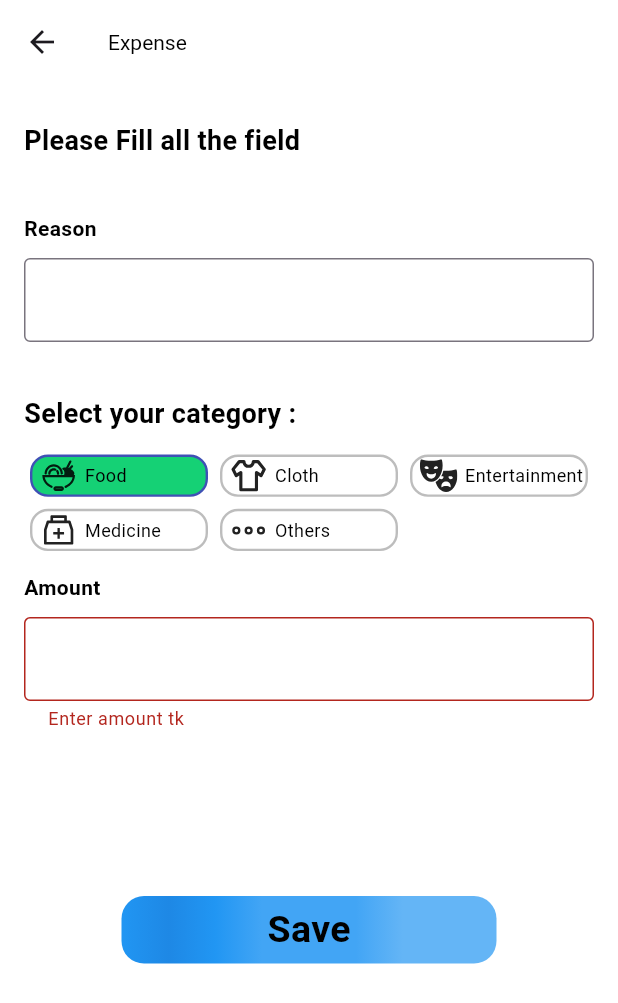
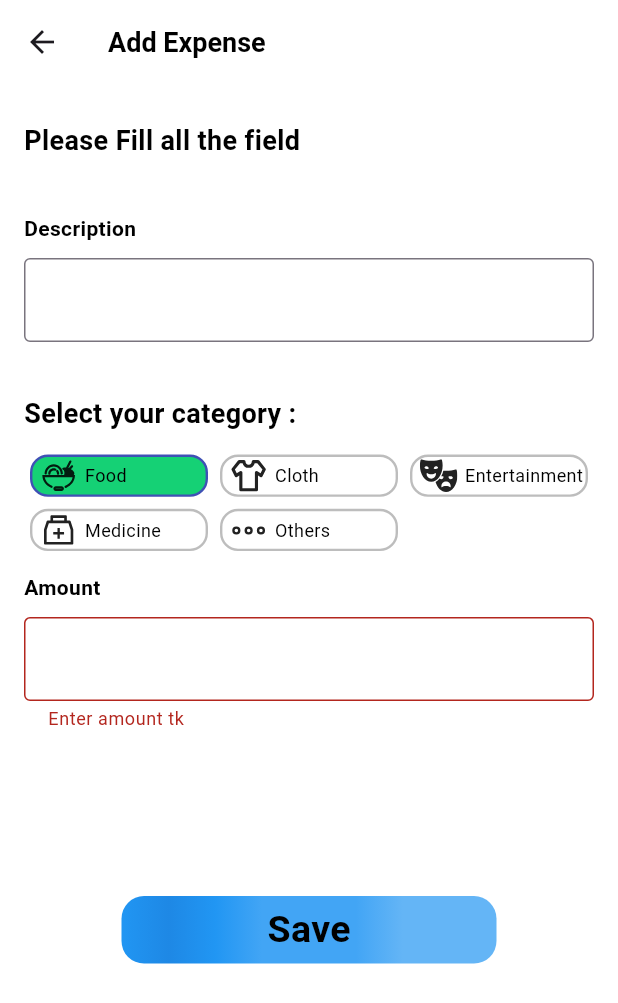
Before and after one commit to junayedahamed/expense_tracker, a Flutter app: the PageViewAddExpence screen opened directly, after a tap on "Save", on a phone screen of 412 x 824 dp. Shown: the top 1003 px of the screen. Run offline on Flutter 3.47's test engine with Material 3 defaults, Android fonts, the phone set to English and light mode, and no system bars; our stand-ins replace device_info_plus, drift, fl_chart, flutter_bloc, flutter_svg, lottie and 3 more; missing offline and left inert: file_saver; accounts and stored records are empty; generated files the repository leaves out were written again; statements that could not run were skipped.

Commit message:
page view state manged by  flutter_bloc & refactored some text

```diff
--- a/lib/main.dart
+++ b/lib/main.dart
@@ -1,5 +1,6 @@
 import 'package:expence_tracker/src/database/database.dart';
 import 'package:expence_tracker/src/database/transaction_dao.dart';
+import 'package:expence_tracker/src/repositories/add_exp_money_title_controller/page_view_title_controller.dart';
 import 'package:expence_tracker/src/repositories/add_money_repo/add_money.dart';
 import 'package:expence_tracker/src/repositories/category_selection_repo/category_selection.dart';
 import 'package:expence_tracker/src/repositories/dialogue_control_repo/dialogue_tab_controller.dart';
@@ -66,6 +67,9 @@ void main() async {
           // BlocProvider<AddMoneyBloc>(create: (_) => AddMoneyBloc()),
           BlocProvider<SearchBarState>(create: (_) => SearchBarState()),
           BlocProvider<CategorySelection>(create: (_) => CategorySelection()),
+          BlocProvider<PageViewTitleController>(
+            create: (_) => PageViewTitleController(),
+          ),
           BlocProvider<MyTabIndexController>(
             create: (_) => MyTabIndexController(),
           ),
--- /dev/null
+++ b/lib/src/repositories/add_exp_money_title_controller/page_view_title_controller.dart
@@ -0,0 +1,9 @@
+import 'package:flutter_bloc/flutter_bloc.dart';
+
+class PageViewTitleController extends Cubit<int> {
+  PageViewTitleController() : super(0);
+
+  void change(int index) {
+    emit(index);
+  }
+}
--- a/lib/src/view/add_dialogue/add_new/add_page.dart
+++ b/lib/src/view/add_dialogue/add_new/add_page.dart
@@ -26,7 +26,10 @@ class AddPage extends StatelessWidget {
                   style: TextStyle(fontSize: 18, fontWeight: FontWeight.w700),
                 ),
                 SizedBox(height: 15),
-                Text("Reason", style: TextStyle(fontWeight: FontWeight.w600)),
+                Text(
+                  "Description",
+                  style: TextStyle(fontWeight: FontWeight.w600),
+                ),
 
                 Row(
                   children: [
--- a/lib/src/view/add_dialogue/add_new/cost_page.dart
+++ b/lib/src/view/add_dialogue/add_new/cost_page.dart
@@ -35,7 +35,10 @@ class CostPage extends StatelessWidget {
                   style: TextStyle(fontSize: 18, fontWeight: FontWeight.w700),
                 ),
                 SizedBox(height: 15),
-                Text("Reason", style: TextStyle(fontWeight: FontWeight.w600)),
+                Text(
+                  "Description",
+                  style: TextStyle(fontWeight: FontWeight.w600),
+                ),
 
                 TextFormField(
                   controller: reasonController,
--- a/lib/src/view/add_dialogue/add_new/page_view_add_expence.dart
+++ b/lib/src/view/add_dialogue/add_new/page_view_add_expence.dart
@@ -1,6 +1,8 @@
+import 'package:expence_tracker/src/repositories/add_exp_money_title_controller/page_view_title_controller.dart';
 import 'package:expence_tracker/src/view/add_dialogue/add_new/add_page.dart';
 import 'package:expence_tracker/src/view/add_dialogue/add_new/cost_page.dart';
 import 'package:flutter/material.dart';
+import 'package:flutter_bloc/flutter_bloc.dart';
 
 class PageViewAddExpence extends StatefulWidget {
   const PageViewAddExpence({super.key});
@@ -10,45 +12,26 @@ class PageViewAddExpence extends StatefulWidget {
 }
 
 class _PageViewAddExpenceState extends State<PageViewAddExpence> {
-  // late TabController tabController;
-  // final TextEditingController reasonCost = TextEditingController();
-  // final TextEditingController reasonAdd = TextEditingController();
-  // final TextEditingController amountCost = TextEditingController();
-  // final TextEditingController amountAdd = TextEditingController();
-
-  // final _formKey = GlobalKey<FormState>();
   final List<Widget> tes = [CostPage(), AddPage()];
   final PageController pageConroller = PageController();
   int selected = 0;
-  @override
-  void initState() {
-    // tabController = TabController(length: 2, vsync: this);
-    super.initState();
-  }
 
-  @override
-  void dispose() {
-    // tabController.dispose();
-    // reasonCost.dispose();
-    // reasonAdd.dispose();
-    // amountCost.dispose();
-    // amountAdd.dispose();
-    super.dispose();
-  }
-
-  void onPageChanged(int value) {}
+  // void onPageChanged(int value) {}
   @override
   Widget build(BuildContext context) {
     return Scaffold(
       // backgroundColor: Colors.black,
       appBar: AppBar(
-        title: selected == 0 ? Text("Expense") : Text("Add money"),
+        title: BlocBuilder<PageViewTitleController, int>(
+          builder: (context, state) => Text(
+            state == 0 ? "Add Expense" : "Add Money",
+            style: TextStyle(fontSize: 18, fontWeight: FontWeight.w700),
+          ),
+        ),
       ),
       body: PageView(
         onPageChanged: (value) {
-          setState(() {
-            selected = value;
-          });
+          context.read<PageViewTitleController>().change(value);
         },
         scrollDirection: Axis.horizontal,
         controller: pageConroller,
--- a/lib/src/view/splash_screen/splash_screen.dart
+++ b/lib/src/view/splash_screen/splash_screen.dart
@@ -37,7 +37,7 @@ class _SplashScreenWalletState extends State<SplashScreenWallet>
 
     if (mounted) {
       Navigator.of(context).push(
-        CustomTransition.createRoute(MyNavigationBar(), Offset(1.0, 0.0), 1700),
+        CustomTransition.createRoute(MyNavigationBar(), Offset(1.0, 0.0), 1500),
       );
       // Navigator.of(context).push(
       //   PageRouteBuilder(
```
